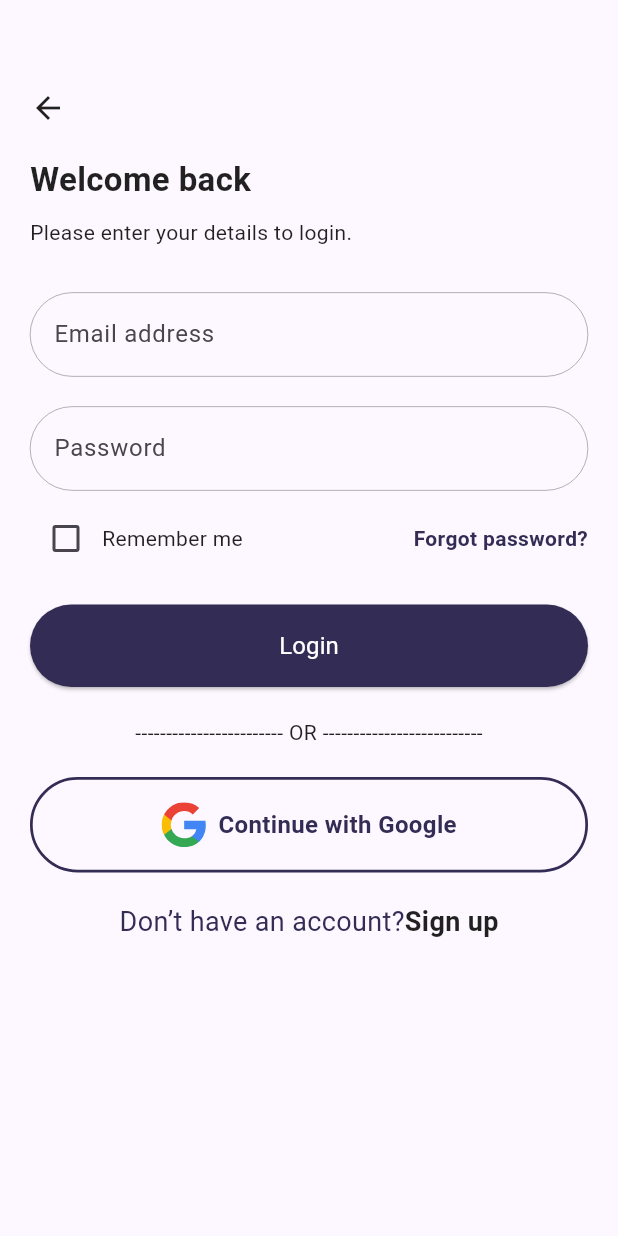
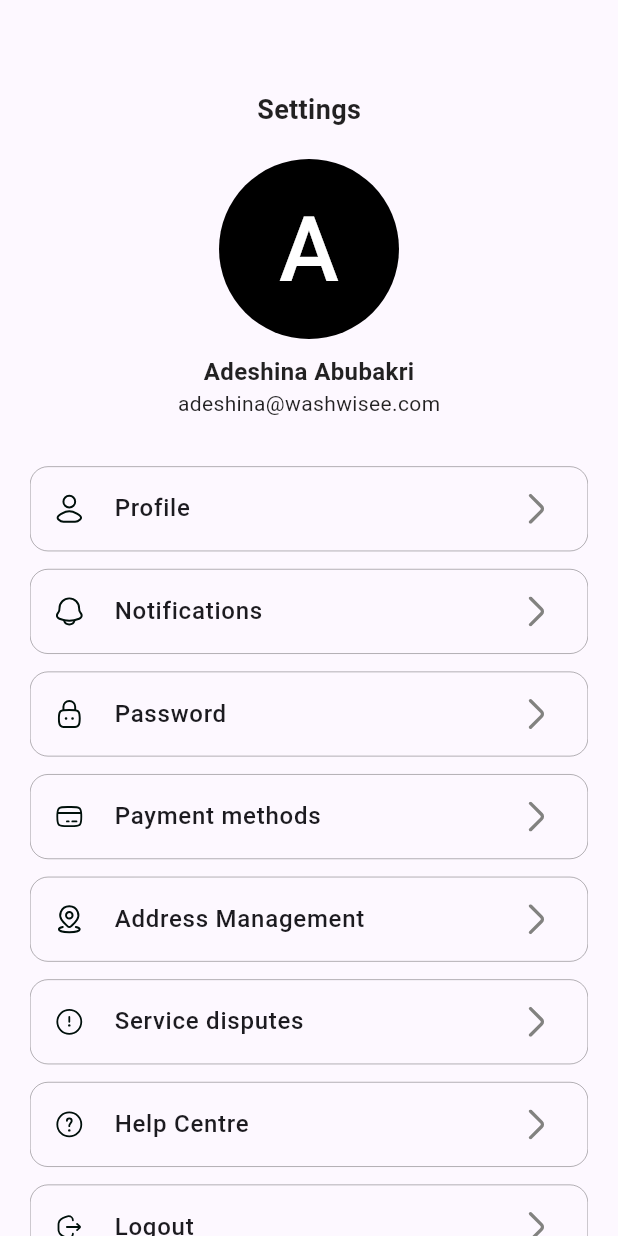
Before and after one commit to Ramonz30/wash-wisee, a Flutter app: the screen it shows after launch, on a phone screen of 412 x 824 dp. Run offline on Flutter 3.47's test engine with Material 2 defaults, Android fonts, the phone set to English and light mode, and no system bars; our stand-ins replace flutter_svg, google_fonts; Roboto replaces fonts that are missing (Livvic).

Commit message:
updated login

```diff
--- a/lib/constants/constant.dart
+++ b/lib/constants/constant.dart
@@ -7,5 +7,15 @@ class AppColors {
 }
 
 class SvgIcon {
+  static const washwisee = 'assets/svg_icons/washwisee.svg';
   static const google = 'assets/svg_icons/google.svg';
+  static const action = 'assets/svg_icons/action.svg';
+  static const alertCircle = 'assets/svg_icons/alert-circle.svg';
+  static const creditCard = 'assets/svg_icons/credit-card.svg';
+  static const helpCircle = 'assets/svg_icons/help-circle.svg';
+  static const location = 'assets/svg_icons/location.svg';
+  static const lock = 'assets/svg_icons/lock.svg';
+  static const logout = 'assets/svg_icons/logout.svg';
+  static const notification = 'assets/svg_icons/notification.svg';
+  static const user = 'assets/svg_icons/user.svg';
 }
--- a/lib/main.dart
+++ b/lib/main.dart
@@ -2,7 +2,7 @@ import 'package:flutter/material.dart';
 import 'package:google_fonts/google_fonts.dart';
 import 'package:laundry_app/constants/constant.dart';
 import 'package:laundry_app/views/home/home_screen.dart';
-import 'package:laundry_app/views/home/login_screen.dart';
+import 'package:laundry_app/views/home/settings_screen.dart';
 
 final theme = ThemeData(
   useMaterial3: true,
@@ -21,7 +21,7 @@ class MyApp extends StatelessWidget {
   Widget build(BuildContext context) {
     return MaterialApp(
       theme: theme,
-      home: const LoginScreen(),
+      home: const SettingsScreen(),
     );
   }
 }
--- a/lib/views/home/home_screen.dart
+++ b/lib/views/home/home_screen.dart
@@ -1,15 +1,30 @@
 import 'package:flutter/material.dart';
+import 'package:flutter_svg/flutter_svg.dart';
+import 'package:laundry_app/constants/constant.dart';
+import 'package:laundry_app/views/home/login_screen.dart';
 
 class HomePage extends StatelessWidget {
   const HomePage({super.key});
 
   @override
   Widget build(BuildContext context) {
-    return const Scaffold(
+    return Scaffold(
       body: Center(
-        child: Text(
-          'Laundry app',
-          style: TextStyle(fontSize: 18),
+        child: Column(
+          mainAxisAlignment: MainAxisAlignment.center,
+          children: [
+            GestureDetector(
+              onTap: () {
+                Navigator.push(context,
+                    MaterialPageRoute(builder: (ctx) => const LoginScreen()));
+              },
+              child: SizedBox(
+                height: 200,
+                width: 250,
+                child: SvgPicture.asset(SvgIcon.washwisee),
+              ),
+            ),
+          ],
         ),
       ),
     );
--- a/lib/views/home/login_screen.dart
+++ b/lib/views/home/login_screen.dart
@@ -2,33 +2,40 @@ import 'package:flutter/material.dart';
 import 'package:laundry_app/constants/constant.dart';
 import 'package:laundry_app/widgets/google_login_btn.dart';
 
-class LoginScreen extends StatelessWidget {
+class LoginScreen extends StatefulWidget {
   const LoginScreen({super.key});
 
   @override
-  Widget build(BuildContext context) {
-    bool? remember = false;
+  State<LoginScreen> createState() => _LoginScreenState();
+}
+
+class _LoginScreenState extends State<LoginScreen> {
+  bool _remember = false;
+
 ////METHODS
   void backAction() {
     Navigator.of(context).pop();
   }
 
+  @override
+  Widget build(BuildContext context) {
     return Scaffold(
       body: Container(
         margin: const EdgeInsets.symmetric(
           vertical: 60,
           horizontal: 20,
         ),
+        child: SingleChildScrollView(
           child: Column(
             crossAxisAlignment: CrossAxisAlignment.start,
             children: [
               GestureDetector(
-              //onTap: backAction,
+                onTap: backAction,
                 child: const Icon(
                   Icons.arrow_back,
                 ),
               ),
-            const SizedBox(height: 20),
+              const SizedBox(height: 40),
               const Text(
                 'Welcome back',
                 style: TextStyle(
@@ -51,11 +58,13 @@ class LoginScreen extends StatelessWidget {
                     borderSide: const BorderSide(width: 0.2),
                   ),
                 ),
+                style: const TextStyle(fontWeight: FontWeight.w400),
               ),
               const SizedBox(
                 height: 20,
               ),
               TextField(
+                obscureText: true,
                 decoration: InputDecoration(
                   hintText: 'Password',
                   enabledBorder: OutlineInputBorder(
@@ -75,9 +84,12 @@ class LoginScreen extends StatelessWidget {
                   Row(
                     children: [
                       Checkbox(
-                      value: remember,
-                      onChanged: (value) {},
-                    ),
+                          value: _remember,
+                          onChanged: (value) {
+                            setState(() {
+                              _remember = value!;
+                            });
+                          }),
                       const Text('Remember me'),
                     ],
                   ),
@@ -106,8 +118,7 @@ class LoginScreen extends StatelessWidget {
               ),
               const SizedBox(height: 20),
               const Center(
-              child: Text(
-                  '------------------------ OR --------------------------'), //Coming back to this :(
+                child: Text('OR'),
               ),
               const SizedBox(height: 20),
               const GoogleloginBtn(),
@@ -128,6 +139,7 @@ class LoginScreen extends StatelessWidget {
             ],
           ),
         ),
+      ),
     );
   }
 }
--- /dev/null
+++ b/lib/views/home/settings_screen.dart
@@ -0,0 +1,73 @@
+import 'package:flutter/material.dart';
+import 'package:laundry_app/constants/constant.dart';
+import 'package:laundry_app/widgets/settings_page_listtile.dart';
+
+class SettingsScreen extends StatelessWidget {
+  const SettingsScreen({super.key});
+
+  @override
+  Widget build(BuildContext context) {
+    return Scaffold(
+      body: Container(
+        padding: const EdgeInsets.only(
+          top: 60,
+          left: 20,
+          right: 20,
+        ),
+        child: const SingleChildScrollView(
+          physics: BouncingScrollPhysics(),
+          child: Column(
+            crossAxisAlignment: CrossAxisAlignment.center,
+            children: [
+              Text(
+                'Settings',
+                style: TextStyle(fontWeight: FontWeight.w600, fontSize: 18),
+              ),
+              SizedBox(height: 20),
+              Column(
+                children: [
+                  CircleAvatar(
+                    radius: 60,
+                    backgroundColor: Colors.black,
+                    foregroundColor: Colors.white,
+                    child: Text(
+                      'A',
+                      style: TextStyle(fontSize: 60),
+                    ),
+                  ),
+                  SizedBox(
+                    height: 10,
+                  ),
+                  Text(
+                    'Adeshina Abubakri',
+                    style: TextStyle(fontSize: 16, fontWeight: FontWeight.w600),
+                  ),
+                  Text(
+                    'adeshina@washwisee.com',
+                    style: TextStyle(fontWeight: FontWeight.w400),
+                  ),
+                  SizedBox(
+                    height: 20,
+                  ),
+                  SettingslistTile(svgPath: SvgIcon.user, title: 'Profile'),
+                  SettingslistTile(
+                      svgPath: SvgIcon.notification, title: 'Notifications'),
+                  SettingslistTile(svgPath: SvgIcon.lock, title: 'Password'),
+                  SettingslistTile(
+                      svgPath: SvgIcon.creditCard, title: 'Payment methods'),
+                  SettingslistTile(
+                      svgPath: SvgIcon.location, title: 'Address Management'),
+                  SettingslistTile(
+                      svgPath: SvgIcon.alertCircle, title: 'Service disputes'),
+                  SettingslistTile(
+                      svgPath: SvgIcon.helpCircle, title: 'Help Centre'),
+                  SettingslistTile(svgPath: SvgIcon.logout, title: 'Logout'),
+                ],
+              ),
+            ],
+          ),
+        ),
+      ),
+    );
+  }
+}
--- /dev/null
+++ b/lib/widgets/settings_page_listtile.dart
@@ -0,0 +1,43 @@
+import 'package:flutter/material.dart';
+import 'package:flutter_svg/flutter_svg.dart';
+import 'package:laundry_app/constants/constant.dart';
+
+class SettingslistTile extends StatelessWidget {
+  const SettingslistTile({
+    super.key,
+    required this.svgPath,
+    required this.title,
+  });
+
+  final String svgPath;
+  final String title;
+
+  @override
+  Widget build(BuildContext context) {
+    return Padding(
+      padding: const EdgeInsets.only(top: 12.0),
+      child: Container(
+        decoration: BoxDecoration(
+          borderRadius: BorderRadius.circular(12),
+          border: Border.all(width: 0.2),
+        ),
+        child: ListTile(
+          leading: SizedBox(
+            height: 20,
+            width: 20,
+            child: SvgPicture.asset(svgPath),
+          ),
+          title: Text(
+            title,
+            style: const TextStyle(fontSize: 16, fontWeight: FontWeight.w500),
+          ),
+          trailing: SizedBox(
+            height: 20,
+            width: 20,
+            child: SvgPicture.asset(SvgIcon.action),
+          ),
+        ),
+      ),
+    );
+  }
+}
```
Also changed, not shown: assets/svg_icons/action.svg (added), assets/svg_icons/alert-circle.svg (added), assets/svg_icons/credit-card.svg (added), assets/svg_icons/help-circle.svg (added), assets/svg_icons/location.svg (added), assets/svg_icons/lock.svg (added), assets/svg_icons/logout.svg (added), assets/svg_icons/notification.svg (added), assets/svg_icons/user.svg (added), assets/svg_icons/washwisee.svg (added). Lines whose indentation alone changed are shown as unchanged.
